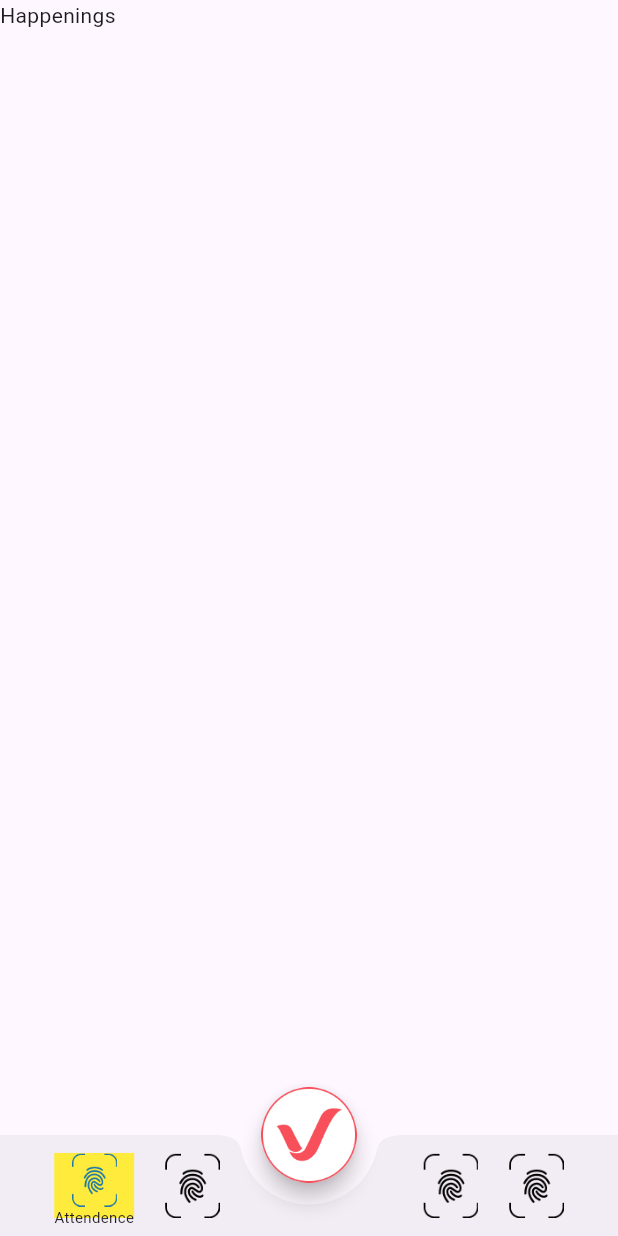
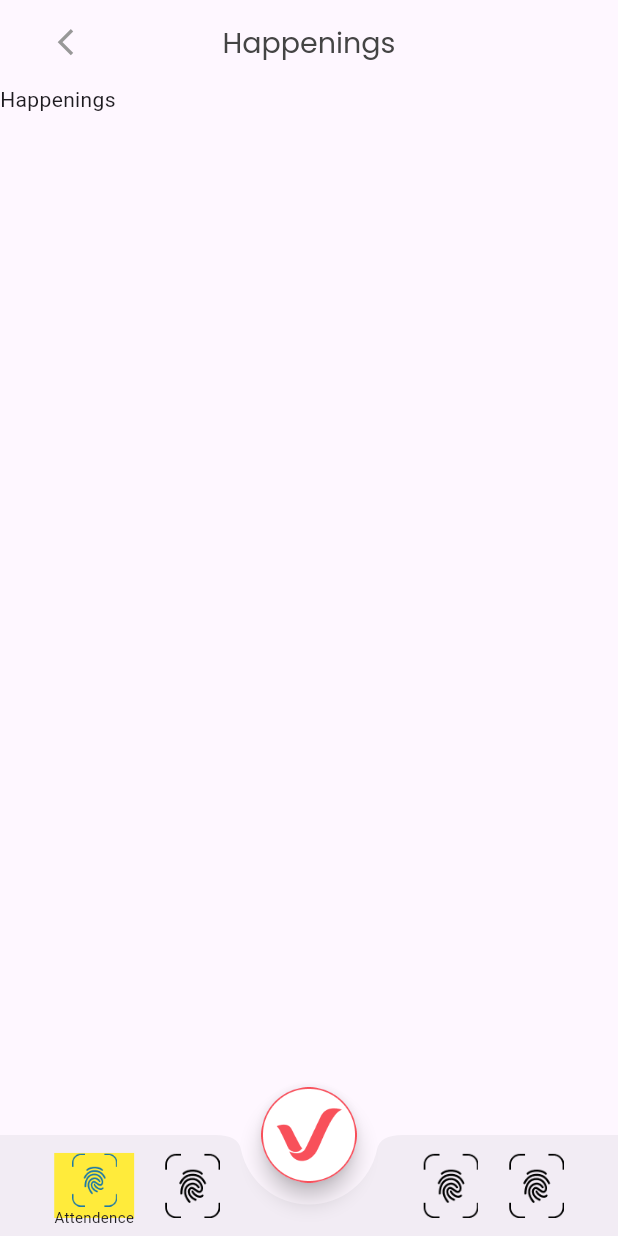
Before and after one commit to devzaq/Students-App, a Flutter app: the screen it shows after launch, on a phone screen of 412 x 824 dp. Run offline on Flutter 3.47's test engine with Material 3 defaults, Android fonts, the phone set to English and light mode, and no system bars; our stand-ins replace flutter_screenutil.

Commit message:
appbar lev1

```diff
--- a/lib/main.dart
+++ b/lib/main.dart
@@ -1,6 +1,7 @@
 import 'package:createnew/screens/happenings_screen.dart';
 import 'package:createnew/screens/tasks_screen.dart';
 import 'package:createnew/widgets/bottom_bar.dart';
+import 'package:createnew/widgets/custom_appbar_widget.dart';
 import 'package:flutter/material.dart';
 import 'package:flutter_screenutil/flutter_screenutil.dart';
 
@@ -41,19 +42,19 @@ class _HomePageState extends State<HomePage> {
   List<Widget> screens = [
     const Scaffold(
       body: SafeArea(
-        child: Text("Attendence"),
+        child: Center(child: Text("Attendence")),
       ),
     ),
     const TasksScreen(),
     const HappeningsScreen(),
     const Scaffold(
       body: SafeArea(
-        child: Text("Claim"),
+        child: Center(child: Text("Claim")),
       ),
     ),
     const Scaffold(
       body: SafeArea(
-        child: Text("Leave"),
+        child: Center(child: Text("Leave")),
       ),
     ),
   ];
@@ -67,7 +68,7 @@ class _HomePageState extends State<HomePage> {
   @override
   Widget build(BuildContext context) {
     return Scaffold(
-      body: Center(child: screens.elementAt(selectedIndex)),
+      body: screens.elementAt(selectedIndex),
       bottomNavigationBar: CustomBottomBar(
         onClicked: onClicked,
       ),
@@ -78,7 +79,9 @@ class _HomePageState extends State<HomePage> {
         child: FittedBox(
           child: FloatingActionButton(
             shape: const CircleBorder(),
-            onPressed: () {},
+            onPressed: () {
+              onClicked(2);
+            },
             child: Image.asset("assets/Valluva.png"),
           ),
         ),
--- a/lib/screens/happenings_screen.dart
+++ b/lib/screens/happenings_screen.dart
@@ -1,3 +1,4 @@
+import 'package:createnew/widgets/custom_appbar_widget.dart';
 import 'package:flutter/material.dart';
 
 class HappeningsScreen extends StatefulWidget {
@@ -11,6 +12,9 @@ class _HappeningsScreenState extends State<HappeningsScreen> {
   @override
   Widget build(BuildContext context) {
     return const Scaffold(
+      appBar: CustomAppbarWidget(
+        title: "Happenings",
+      ),
       body: SafeArea(
         child: Text("Happenings"),
       ),
--- a/lib/widgets/bottom_bar.dart
+++ b/lib/widgets/bottom_bar.dart
@@ -1,4 +1,3 @@
-// ignore_for_file: public_member_api_docs, sort_constructors_first
 import 'package:flutter/material.dart';
 import 'package:flutter_screenutil/flutter_screenutil.dart';
 
--- /dev/null
+++ b/lib/widgets/custom_appbar_widget.dart
@@ -0,0 +1,31 @@
+import 'package:flutter/material.dart';
+import 'package:flutter_screenutil/flutter_screenutil.dart';
+
+class CustomAppbarWidget extends StatelessWidget
+    implements PreferredSizeWidget {
+  final String title;
+  const CustomAppbarWidget({super.key, required this.title});
+
+  @override
+  Widget build(BuildContext context) {
+    return Padding(
+      padding: EdgeInsets.symmetric(horizontal: 20.w),
+      child: AppBar(
+        foregroundColor: const Color(0xff444444),
+        title: Text(
+          title,
+          style: TextStyle(fontSize: 18.sp, fontFamily: "Poppins"),
+        ),
+        centerTitle: true,
+        leading: Icon(
+          Icons.arrow_back_ios,
+          color: const Color(0xff989898),
+          size: 20.sp,
+        ),
+      ),
+    );
+  }
+
+  @override
+  Size get preferredSize => const Size.fromHeight(kToolbarHeight);
+}
```
Also changed, not shown: pubspec.yaml (+5 -4 lines), fonts/Poppins-Regular.ttf (added), pubspec.lock, 1 other file.
